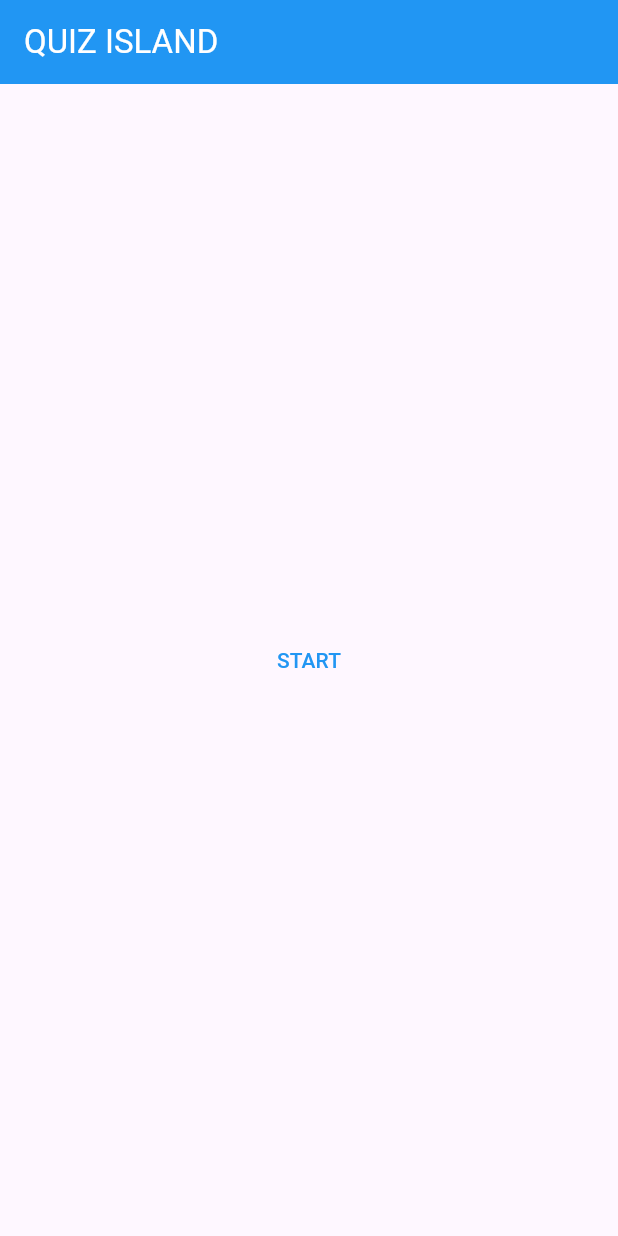
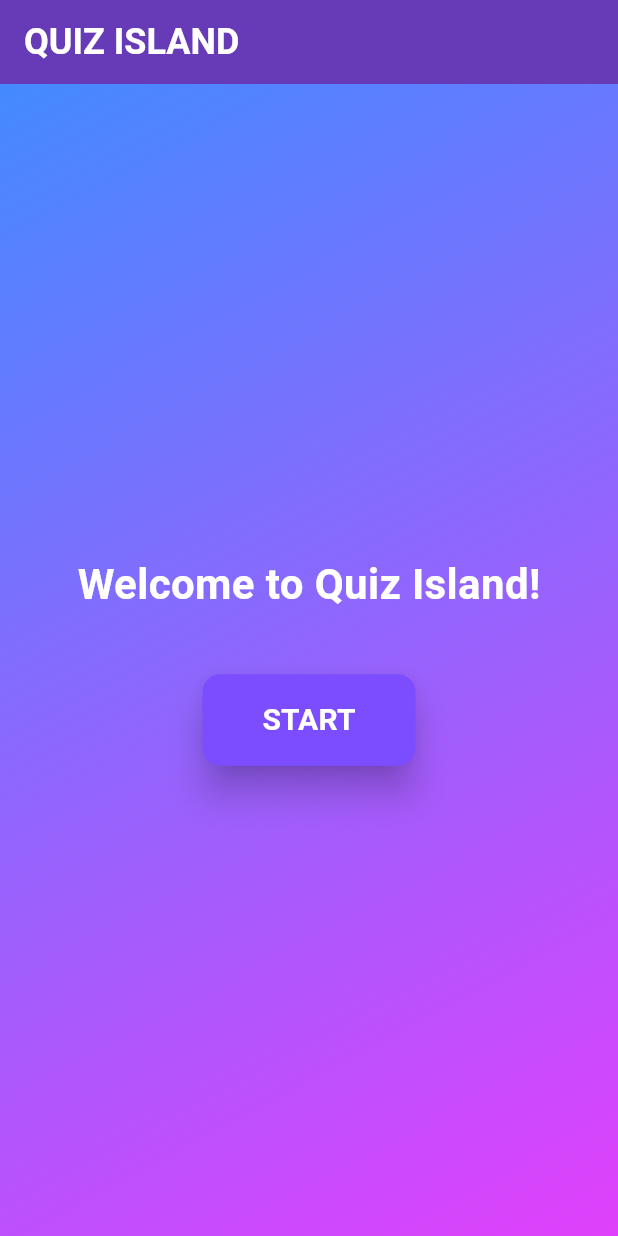
Before and after one commit to naja0023/flutter_quiz_demo, a Flutter app: the screen it shows after launch, on a phone screen of 412 x 824 dp. Run offline on Flutter 3.47's test engine with Material 3 defaults, Android fonts, the phone set to English and light mode, and no system bars; our stand-ins replace bloc, equatable, flutter_bloc, flutter_dotenv, get_it.

Commit message:
update style 2

```diff
--- a/lib/screen/root_screen/root_page.dart
+++ b/lib/screen/root_screen/root_page.dart
@@ -10,22 +10,71 @@ class RootPage extends StatelessWidget {
   @override
   Widget build(BuildContext context) {
     return Scaffold(
-        appBar: AppBar(
-          backgroundColor: Colors.blue,
-          title: const Text(
-            'QUIZ ISLAND',
-            style: TextStyle(color: Colors.white),
+      appBar: AppBar(
+        backgroundColor: Colors.deepPurple,
+        title: const Text(
+          'QUIZ ISLAND',
+          style: TextStyle(
+            color: Colors.white,
+            fontWeight: FontWeight.bold,
+            fontSize: 24,
           ),
         ),
-        body: Container(
-          alignment: Alignment.center,
-          child: TextButton(
-              onPressed: () =>
-                  Provider.of<RootProvider>(context, listen: false).onStart(),
-              child: const Text(
-                'START',
-                style: TextStyle(color: Colors.blue),
-              )),
-        ));
+        elevation: 0,
+      ),
+      body: Stack(
+        children: [
+          Container(
+            decoration: const BoxDecoration(
+              gradient: LinearGradient(
+                colors: [Colors.blueAccent, Colors.purpleAccent],
+                begin: Alignment.topLeft,
+                end: Alignment.bottomRight,
+              ),
+            ),
+          ),
+          Center(
+            child: Column(
+              mainAxisAlignment: MainAxisAlignment.center,
+              children: [
+                const Text(
+                  'Welcome to Quiz Island!',
+                  style: TextStyle(
+                    color: Colors.white,
+                    fontSize: 28,
+                    fontWeight: FontWeight.bold,
+                  ),
+                ),
+                const SizedBox(height: 40),
+                ElevatedButton(
+                  style: ElevatedButton.styleFrom(
+                    backgroundColor: Colors.deepPurpleAccent,
+                    shape: RoundedRectangleBorder(
+                      borderRadius: BorderRadius.circular(12),
+                    ),
+                    padding: const EdgeInsets.symmetric(
+                      horizontal: 40,
+                      vertical: 16,
+                    ),
+                    elevation: 10,
+                  ),
+                  onPressed: () {
+                    Provider.of<RootProvider>(context, listen: false).onStart();
+                  },
+                  child: const Text(
+                    'START',
+                    style: TextStyle(
+                      fontSize: 20,
+                      color: Colors.white,
+                      fontWeight: FontWeight.bold,
+                    ),
+                  ),
+                ),
+              ],
+            ),
+          ),
+        ],
+      ),
+    );
   }
 }
```
Also changed, not shown: lib/screen/question_screen/question_page.dart (+93 -24 lines).
